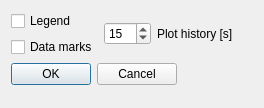
Old version of the form dialogsettings.ui in the repository hackepeson/Anemometer.
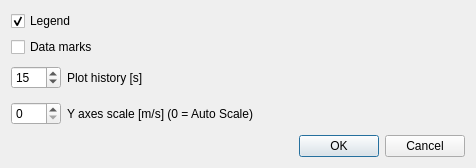
New version of the form.

Diff of the .ui file:
```diff
--- a/dialogsettings.ui
+++ b/dialogsettings.ui
@@ -6,23 +6,24 @@
    <rect>
     <x>0</x>
     <y>0</y>
-    <width>264</width>
-    <height>108</height>
+    <width>476</width>
+    <height>168</height>
    </rect>
   </property>
   <property name="windowTitle">
    <string>Settings</string>
   </property>
-  <layout class="QFormLayout" name="formLayout">
+  <layout class="QGridLayout" name="gridLayout">
    <item row="0" column="0">
-    <layout class="QHBoxLayout" name="horizontalLayout_2">
-     <item>
       <layout class="QVBoxLayout" name="verticalLayout">
        <item>
         <widget class="QCheckBox" name="checkBoxLegend">
          <property name="text">
           <string>Legend</string>
          </property>
+       <property name="checked">
+        <bool>true</bool>
+       </property>
         </widget>
        </item>
        <item>
@@ -34,10 +35,16 @@
        </item>
       </layout>
      </item>
-     <item>
+   <item row="1" column="0">
       <layout class="QHBoxLayout" name="horizontalLayout">
        <item>
         <widget class="QSpinBox" name="spinBoxPlotTime">
+       <property name="maximumSize">
+        <size>
+         <width>50</width>
+         <height>16777215</height>
+        </size>
+       </property>
          <property name="minimum">
           <number>5</number>
          </property>
@@ -58,9 +65,28 @@
        </item>
       </layout>
      </item>
+   <item row="2" column="0">
+    <layout class="QHBoxLayout" name="horizontalLayout_2">
+     <item>
+      <widget class="QSpinBox" name="spinBoxYAxesScale">
+       <property name="minimumSize">
+        <size>
+         <width>50</width>
+         <height>0</height>
+        </size>
+       </property>
+      </widget>
+     </item>
+     <item>
+      <widget class="QLabel" name="label_2">
+       <property name="text">
+        <string>Y axes scale [m/s] (0 = Auto Scale)</string>
+       </property>
+      </widget>
+     </item>
     </layout>
    </item>
-   <item row="1" column="0">
+   <item row="3" column="1">
     <widget class="QDialogButtonBox" name="buttonBox">
      <property name="layoutDirection">
       <enum>Qt::LeftToRight</enum>
```
Left out of the diff: 2 changed lines with no effect on the pictures. Lines whose indentation alone changed are shown as unchanged.
